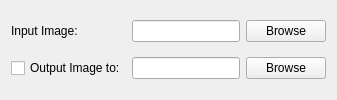
Old version of the form TaskBatches/Image/ImageTasksProperties.ui in the repository klapeto/elpida.
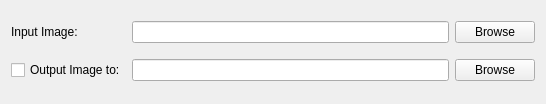
New version of the form.

Diff of the .ui file:
```diff
--- a/TaskBatches/Image/ImageTasksProperties.ui
+++ b/TaskBatches/Image/ImageTasksProperties.ui
@@ -2,6 +2,14 @@
 <ui version="4.0">
  <class>ImageTasksProperties</class>
  <widget class="QWidget" name="ImageTasksProperties">
+  <property name="geometry">
+   <rect>
+    <x>0</x>
+    <y>0</y>
+    <width>546</width>
+    <height>104</height>
+   </rect>
+  </property>
   <property name="windowTitle">
    <string>Form</string>
   </property>
```
